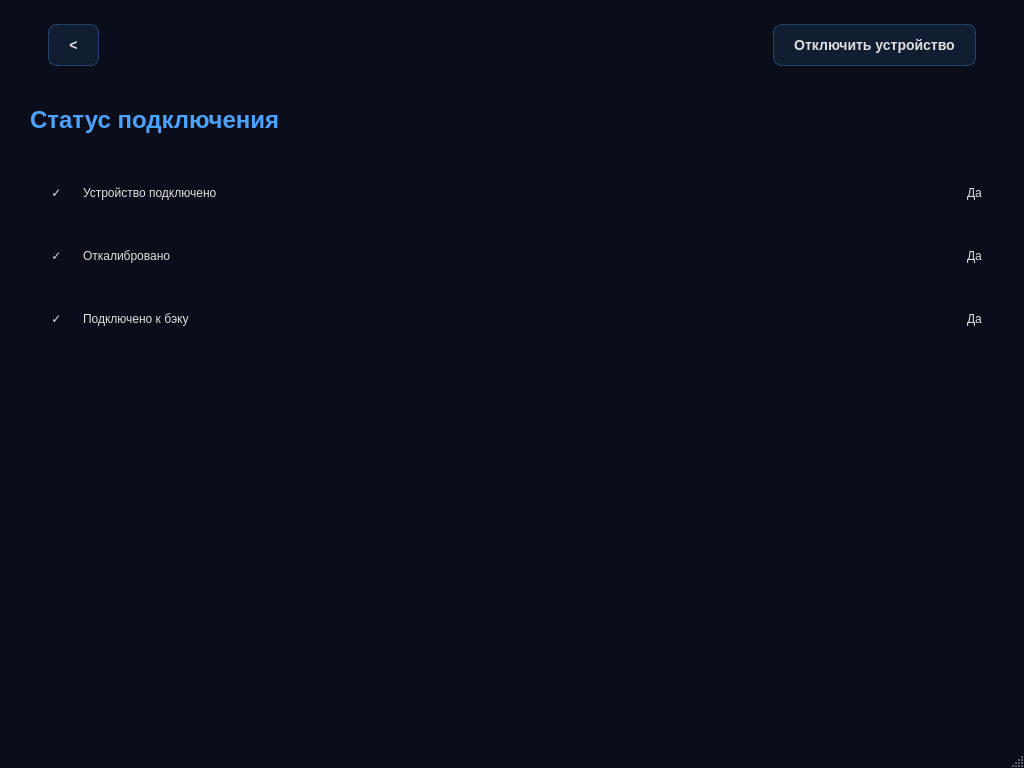
Above: BrainBit/neurosamples-main/Bit/ui/StatusScreenRuUI.ui from simai1/sfedu-hackathon-2025 before the change. Below: the same form after it.
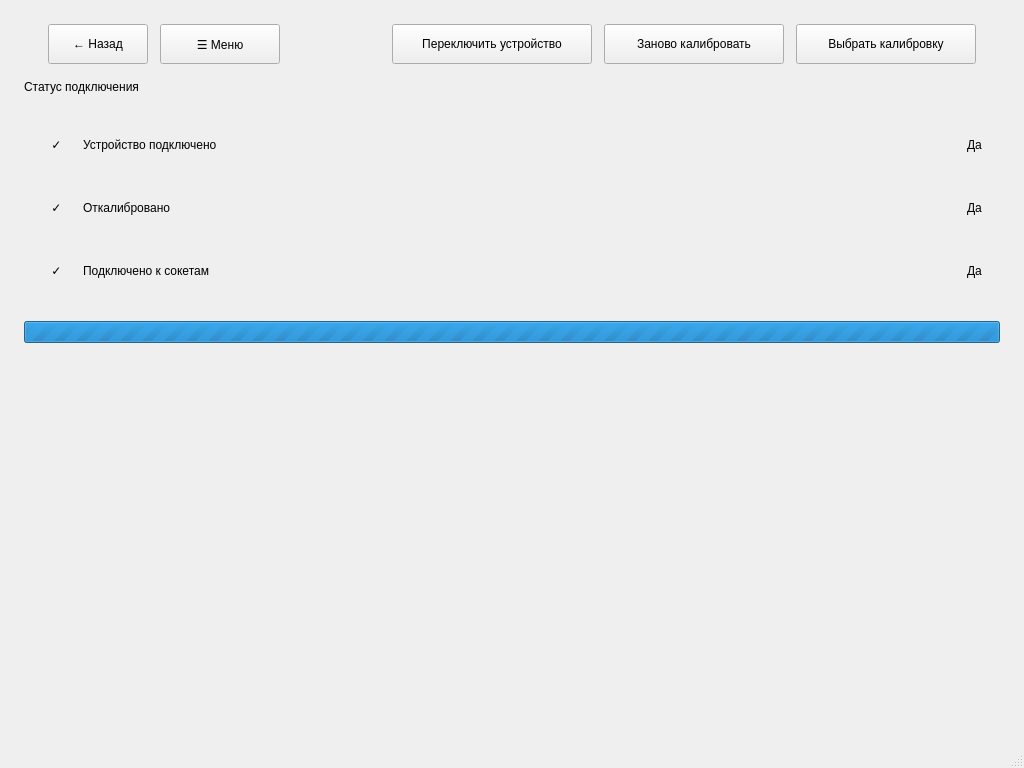
That is the form after the change.

What changed in the file:
```diff
--- a/BrainBit/neurosamples-main/Bit/ui/StatusScreenRuUI.ui
+++ b/BrainBit/neurosamples-main/Bit/ui/StatusScreenRuUI.ui
@@ -32,6 +32,7 @@
 	height: 40px;
 	padding: 0 20px;
 	border-radius: 8px;
+	transition: all 0.3s ease;
 }
 
 QPushButton:hover {
@@ -46,6 +47,7 @@
 
 QPushButton:disabled {
 	opacity: 0.4;
+	cursor: not-allowed;
 }
 
 /* Header */
@@ -99,6 +101,7 @@
 	background: rgba(77, 161, 255, 0.1);
 	border: 1px solid rgba(77, 161, 255, 0.2);
 	border-radius: 6px;
+	animation: pulseSuccess 2s ease-in-out infinite;
 }
 
 /* Status Value - Error */
@@ -113,6 +116,19 @@
 	border-radius: 6px;
 }
 
+/* Status Value - Connecting */
+QLabel[statusValue="connecting"] {
+	font-size: 16px;
+	font-weight: 600;
+	color: #F59E0B;
+	margin: 0;
+	padding: 6px 12px;
+	background: rgba(245, 158, 11, 0.1);
+	border: 1px solid rgba(245, 158, 11, 0.2);
+	border-radius: 6px;
+	animation: pulseConnecting 1.5s ease-in-out infinite;
+}
+
 /* Status Icon Container */
 QWidget[statusIconContainer="true"] {
 	background: rgba(77, 161, 255, 0.1);
@@ -137,6 +153,74 @@
 	font-size: 20px;
 	color: #999999;
 	font-weight: bold;
+}
+
+/* Status Icon - Connecting */
+QLabel[statusIcon="connecting"] {
+	font-size: 20px;
+	color: #F59E0B;
+	font-weight: bold;
+	animation: spin 1s linear infinite;
+}
+
+/* Loading Spinner */
+QProgressBar#loadingSpinner {
+	border: none;
+	background: transparent;
+	text-align: center;
+	color: #4DA1FF;
+	font-size: 14px;
+	height: 4px;
+	border-radius: 2px;
+}
+
+QProgressBar#loadingSpinner::chunk {
+	background: qlineargradient(x1:0, y1:0, x2:1, y2:0,
+		stop:0 rgba(77, 161, 255, 0.3),
+		stop:0.5 rgba(77, 161, 255, 1),
+		stop:1 rgba(77, 161, 255, 0.3));
+	border-radius: 2px;
+	animation: loadingBar 1.5s ease-in-out infinite;
+}
+
+@keyframes pulseSuccess {
+	0%, 100% {
+		opacity: 1;
+		box-shadow: 0 0 0 0 rgba(77, 161, 255, 0.7);
+	}
+	50% {
+		opacity: 0.9;
+		box-shadow: 0 0 0 8px rgba(77, 161, 255, 0);
+	}
+}
+
+@keyframes pulseConnecting {
+	0%, 100% {
+		opacity: 1;
+		box-shadow: 0 0 0 0 rgba(245, 158, 11, 0.7);
+	}
+	50% {
+		opacity: 0.8;
+		box-shadow: 0 0 0 8px rgba(245, 158, 11, 0);
+	}
+}
+
+@keyframes spin {
+	from {
+		transform: rotate(0deg);
+	}
+	to {
+		transform: rotate(360deg);
+	}
+}
+
+@keyframes loadingBar {
+	0% {
+		transform: translateX(-100%);
+	}
+	100% {
+		transform: translateX(400%);
+	}
 }</string>
   </property>
   <widget class="QWidget" name="centralwidget">
@@ -173,11 +257,24 @@
       <item>
        <widget class="QPushButton" name="backButton">
         <property name="text">
-         <string>&lt;</string>
+         <string>← Назад</string>
         </property>
         <property name="minimumSize">
          <size>
-          <width>40</width>
+          <width>100</width>
+          <height>40</height>
+         </size>
+        </property>
+       </widget>
+      </item>
+      <item>
+       <widget class="QPushButton" name="menuButton">
+        <property name="text">
+         <string>☰ Меню</string>
+        </property>
+        <property name="minimumSize">
+         <size>
+          <width>120</width>
           <height>40</height>
          </size>
         </property>
@@ -199,7 +296,33 @@
       <item>
        <widget class="QPushButton" name="disconnectButton">
         <property name="text">
-         <string>Отключить устройство</string>
+         <string>Переключить устройство</string>
+        </property>
+        <property name="minimumSize">
+         <size>
+          <width>200</width>
+          <height>40</height>
+         </size>
+        </property>
+       </widget>
+      </item>
+      <item>
+       <widget class="QPushButton" name="recalibrateButton">
+        <property name="text">
+         <string>Заново калибровать</string>
+        </property>
+        <property name="minimumSize">
+         <size>
+          <width>180</width>
+          <height>40</height>
+         </size>
+        </property>
+       </widget>
+      </item>
+      <item>
+       <widget class="QPushButton" name="chooseCalibrationButton">
+        <property name="text">
+         <string>Выбрать калибровку</string>
         </property>
         <property name="minimumSize">
          <size>
@@ -353,7 +476,7 @@
           <item>
            <widget class="QLabel" name="backendStatusLabel" statusLabel="true">
             <property name="text">
-             <string>Подключено к бэку</string>
+             <string>Подключено к сокетам</string>
             </property>
            </widget>
           </item>
@@ -383,6 +506,22 @@
       </layout>
      </widget>
     </item>
+    <item>
+     <widget class="QProgressBar" name="loadingSpinner">
+      <property name="minimum">
+       <number>0</number>
+      </property>
+      <property name="maximum">
+       <number>0</number>
+      </property>
+      <property name="textVisible">
+       <bool>false</bool>
+      </property>
+      <property name="visible">
+       <bool>false</bool>
+      </property>
+     </widget>
+    </item>
     <item>
      <spacer name="verticalSpacer">
       <property name="orientation">
```
Left out of the diff: 11 changed lines with no effect on the pictures.
